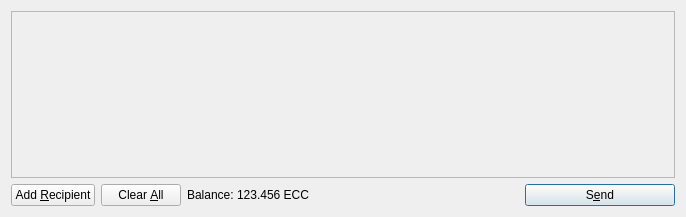
First picture: the form in src/qt/forms/sendcoinsdialog.ui, repository eCurrency-ECC/eCurrency-v1.0, before the edit.
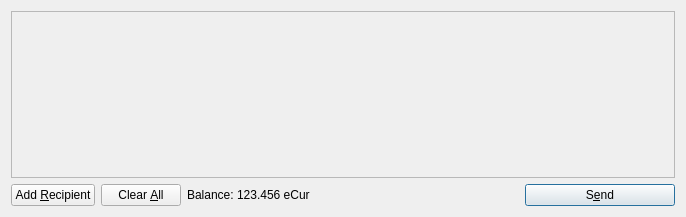
Second picture: the form after the edit. Icons and pictures are not drawn.

What changed in the file:
```diff
--- a/src/qt/forms/sendcoinsdialog.ui
+++ b/src/qt/forms/sendcoinsdialog.ui
@@ -119,7 +119,7 @@
           <cursorShape>IBeamCursor</cursorShape>
          </property>
          <property name="text">
-          <string>123.456 ECC</string>
+          <string>123.456 eCur</string>
          </property>
          <property name="textInteractionFlags">
           <set>Qt::LinksAccessibleByMouse|Qt::TextSelectableByKeyboard|Qt::TextSelectableByMouse</set>
```
